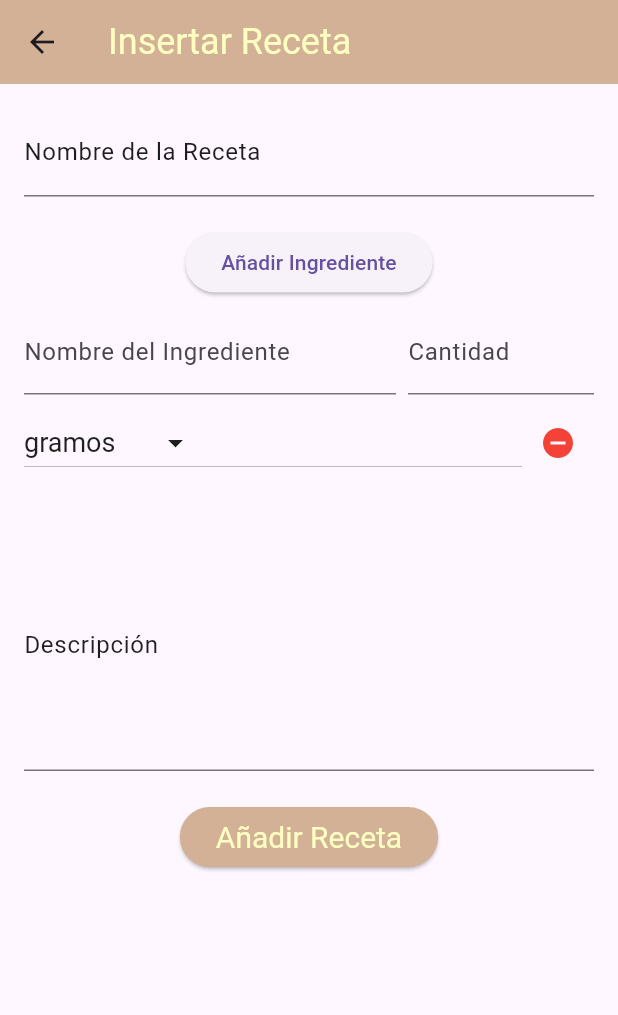
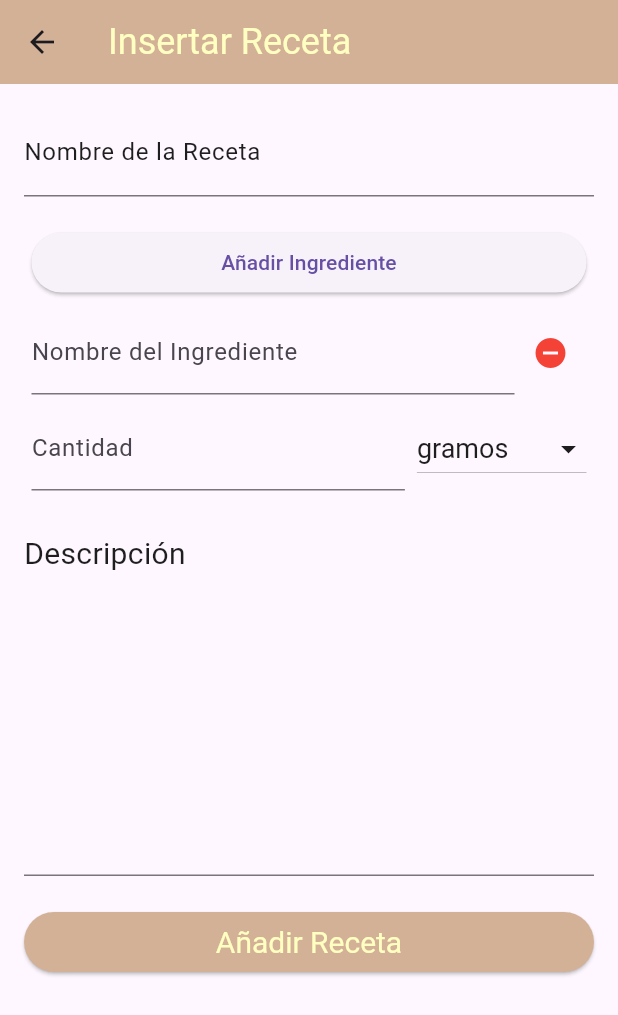
Before and after one commit to J-Manriquez/dulceprecision, a Flutter app: the InsertarRecetasScreen screen opened directly, after a tap on "Añadir Ingrediente", on a phone screen of 412 x 824 dp. Shown: the top 1015 px of the screen. Run offline on Flutter 3.47's test engine with Material 3 defaults, Android fonts, the phone set to English and light mode, and no system bars; our stand-ins replace logger, sqflite; accounts and stored records are empty.

Commit message:
quedo la caga

```diff
--- a/lib/screens/recetas/agregar_receta_sc.dart
+++ b/lib/screens/recetas/agregar_receta_sc.dart
@@ -1,3 +1,4 @@
+import 'package:DulcePrecision/database/metodos/productos_metodos.dart';
 import 'package:DulcePrecision/widgets/agregar_ingrediente_widget.dart';
 import 'package:flutter/material.dart';
 import 'package:DulcePrecision/database/metodos/recetas_metodos.dart'; // Importamos el repositorio
@@ -5,7 +6,7 @@ import 'package:DulcePrecision/models/db_model.dart'; // Importamos el modelo Re
 import 'package:DulcePrecision/models/theme_model.dart'; // Importamos el modelo de tema
 import 'package:DulcePrecision/models/font_size_model.dart'; // Importamos el modelo de tamaños de fuente
 import 'package:provider/provider.dart'; // Importa Provider
-// Importa el nuevo widget para agregar ingredientes
+import 'package:DulcePrecision/database/metodos/recetas_metodos.dart'; // Importamos el helper de la base de datos
 
 class InsertarRecetasScreen extends StatefulWidget {
   final Receta? receta; // Se agrega la receta como parámetro opcional
@@ -17,10 +18,14 @@ class InsertarRecetasScreen extends StatefulWidget {
 }
 
 class _InsertarRecetasScreenState extends State<InsertarRecetasScreen> {
+  ProductRepository productRepository = ProductRepository();
+  RecetaRepository recetaRepository = RecetaRepository();
+
   // Controladores para los campos del formulario
   final TextEditingController _nombreController = TextEditingController();
   final TextEditingController _descripcionController = TextEditingController();
-  final TextEditingController _precioController = TextEditingController(); // Este se mantiene por si se necesita en el futuro
+  final TextEditingController _precioController =
+      TextEditingController(); // Este se mantiene por si se necesita en el futuro
 
   @override
   void initState() {
@@ -35,11 +40,8 @@ class _InsertarRecetasScreenState extends State<InsertarRecetasScreen> {
 
   // Método para insertar o actualizar una receta en la base de datos
   Future<void> _guardarReceta() async {
-    final recetaRepo = RecetaRepository();
-
     // Validamos los campos antes de intentar guardar
-    if (_nombreController.text.isEmpty ||
-        _descripcionController.text.isEmpty) {
+    if (_nombreController.text.isEmpty || _descripcionController.text.isEmpty) {
       ScaffoldMessenger.of(context).showSnackBar(
         SnackBar(content: Text('Por favor, completa todos los campos.')),
       );
@@ -51,20 +53,24 @@ class _InsertarRecetasScreenState extends State<InsertarRecetasScreen> {
       idReceta: widget.receta?.idReceta, // Usar ID si se está editando
       nombreReceta: _nombreController.text,
       descripcionReceta: _descripcionController.text,
-      precioReceta: 0.0, // Asignamos un precio por defecto de 0.0
+      precioReceta: 0.0, // Inicializamos el precio en 0.0
     );
 
     try {
       if (widget.receta == null) {
         // Si no hay receta, la insertamos
-        int id = await recetaRepo.insertReceta(receta);
+        int id = await recetaRepository.insertReceta(receta);
+        // Calculamos el precio de la receta después de insertarla
+        await recetaRepository.calcularPrecioReceta(id);
         print("Receta insertada con ID: $id");
         ScaffoldMessenger.of(context).showSnackBar(
           SnackBar(content: Text('Receta insertada con éxito!')),
         );
       } else {
         // Si hay receta, la actualizamos
-        await recetaRepo.actualizarReceta(receta);
+        await recetaRepository.actualizarReceta(receta);
+        // Calculamos el precio de la receta después de actualizarla
+        await recetaRepository.calcularPrecioReceta(receta.idReceta!);
         print("Receta actualizada con ID: ${receta.idReceta}");
         ScaffoldMessenger.of(context).showSnackBar(
           SnackBar(content: Text('Receta actualizada con éxito!')),
@@ -100,9 +106,12 @@ class _InsertarRecetasScreenState extends State<InsertarRecetasScreen> {
         ),
         backgroundColor: themeModel.primaryButtonColor,
       ),
-      body: Padding(
+      body: SingleChildScrollView(
+        // Agregar scroll para permitir desplazamiento
+        child: Padding(
           padding: const EdgeInsets.all(16.0),
           child: Column(
+            crossAxisAlignment: CrossAxisAlignment.start, // Alineación a la izquierda
             children: [
               // Campo para el nombre de la receta
               TextField(
@@ -120,24 +129,38 @@ class _InsertarRecetasScreenState extends State<InsertarRecetasScreen> {
               ),
               SizedBox(height: 20), // Espacio entre el nombre y los ingredientes
 
-            // Widget para añadir ingredientes
-            AgregarIngredientesWidget(), // Aquí se añade el widget de ingredientes
+              // Widget para añadir ingredientes envuelto en un Container con padding lateral
+              Container(
+                padding: EdgeInsets.symmetric(horizontal: 5), // Padding lateral de 5
+                child: AgregarIngredientesWidget(), // Aquí se añade el widget de ingredientes
+              ),
 
               SizedBox(height: 20), // Espacio entre los ingredientes y la descripción
-
-            // Campo para la descripción
-            TextField(
+              Text(
+                'Descripción',
+                style: TextStyle(
+                  color: themeModel.secondaryTextColor,
+                  fontSize: fontSizeModel.subtitleSize,
+                ),
+              ),
+              // Campo para la descripción en un TextArea
+              Container(
+                width: double.infinity, // Ocupar todo el ancho de la pantalla
+                height: 200, // Altura de 200px
+                child: TextField(
                   controller: _descripcionController,
                   decoration: InputDecoration(
-                labelText: 'Descripción',
+                    labelText: '',
                     labelStyle: TextStyle(
                       color: themeModel.secondaryTextColor,
                     ),
                   ),
-              maxLines: 5, // Permite múltiples líneas
+                  maxLines: null, // Permitir múltiples líneas sin límite
+                  expands: true, // Permitir que el TextField expanda su tamaño
                   style: TextStyle(
                     fontSize: fontSizeModel.textSize,
                     color: themeModel.secondaryTextColor,
+                  ),
                 ),
               ),
               SizedBox(height: 20), // Espacio antes del botón
@@ -145,7 +168,9 @@ class _InsertarRecetasScreenState extends State<InsertarRecetasScreen> {
               // Botón para guardar la receta
               ElevatedButton(
                 onPressed: _guardarReceta,
-              child: Text(widget.receta == null ? 'Añadir Receta' : 'Actualizar Receta'), // Cambiar el texto del botón
+                child: Text(widget.receta == null
+                    ? 'Añadir Receta'
+                    : 'Actualizar Receta'), // Cambiar el texto del botón
                 style: ElevatedButton.styleFrom(
                   backgroundColor: themeModel.primaryButtonColor,
                   foregroundColor: themeModel.primaryTextColor,
@@ -153,11 +178,13 @@ class _InsertarRecetasScreenState extends State<InsertarRecetasScreen> {
                     fontSize: fontSizeModel.subtitleSize,
                     color: themeModel.primaryTextColor,
                   ),
+                  minimumSize: Size(double.infinity, 40), // Ocupa todo el ancho
                 ),
               ),
             ],
           ),
         ),
+      ),
     );
   }
 }
--- /dev/null
+++ b/lib/utils/ingrediente_agregar_provider.dart
@@ -0,0 +1,28 @@
+import 'package:flutter/material.dart';
+
+class AgregarIngredientesProvider with ChangeNotifier {
+  List<Map<String, dynamic>> _ingredientes;
+
+  AgregarIngredientesProvider(this._ingredientes);
+
+  List<Map<String, dynamic>> get getIngredientes => _ingredientes;
+
+  void agregarIngrediente() {
+    _ingredientes.add({
+      'nombre': '',
+      'cantidad': '',
+      'tipoUnidad': 'gramos',
+    });
+    notifyListeners();
+  }
+
+  void eliminarIngrediente(int index) {
+    _ingredientes.removeAt(index);
+    notifyListeners();
+  }
+
+  void actualizarIngrediente(int index, String key, String value) {
+    _ingredientes[index][key] = value;
+    notifyListeners();
+  }
+}
--- /dev/null
+++ b/lib/utils/normalizar_nombre_funcion.dart
@@ -0,0 +1,4 @@
+// Función para normalizar los nombres de ingredientes y productos
+String normalizarNombre(String nombre) {
+  return nombre.toLowerCase().replaceAll(' ', '');
+}
--- a/lib/widgets/agregar_ingrediente_widget.dart
+++ b/lib/widgets/agregar_ingrediente_widget.dart
@@ -1,48 +1,25 @@
+import 'package:DulcePrecision/utils/ingrediente_agregar_provider.dart';
 import 'package:flutter/material.dart';
+import 'package:provider/provider.dart';
 import 'tipo_unidad_dropdown.dart';
+import 'package:DulcePrecision/widgets/tipo_unidad_dropdown.dart';
 
-class AgregarIngredientesWidget extends StatefulWidget {
-  @override
-  _AgregarIngredientesWidgetState createState() => _AgregarIngredientesWidgetState();
-}
-
-class _AgregarIngredientesWidgetState extends State<AgregarIngredientesWidget> {
-  List<Map<String, dynamic>> _ingredientes = [];
-
-  void _agregarIngrediente() {
-    setState(() {
-      _ingredientes.add({
-        'nombre': '',
-        'cantidad': '',
-        'tipoUnidad': 'gramos',
-      });
-    });
-  }
-
-  void _eliminarIngrediente(int index) {
-    setState(() {
-      _ingredientes.removeAt(index);
-    });
-  }
-
-  void _actualizarIngrediente(int index, String key, String value) {
-    setState(() {
-      _ingredientes[index][key] = value;
-    });
-  }
-
+class AgregarIngredientesWidget extends StatelessWidget {
   @override
   Widget build(BuildContext context) {
+    final provider = Provider.of<AgregarIngredientesProvider>(context);
+
     return Column(
       children: [
         ElevatedButton(
-          onPressed: _agregarIngrediente,
+          onPressed: provider.agregarIngrediente,
           child: Text('Añadir Ingrediente'),
+          style: ElevatedButton.styleFrom(minimumSize: Size(double.infinity, 40)),
         ),
         ListView.builder(
           shrinkWrap: true,
           physics: NeverScrollableScrollPhysics(),
-          itemCount: _ingredientes.length,
+          itemCount: provider.getIngredientes.length,
           itemBuilder: (context, index) {
             return Padding(
               padding: const EdgeInsets.symmetric(vertical: 8.0),
@@ -54,22 +31,13 @@ class _AgregarIngredientesWidgetState extends State<AgregarIngredientesWidget> {
                       Expanded(
                         flex: 2,
                         child: TextField(
-                          decoration: InputDecoration(
-                            labelText: 'Nombre del Ingrediente',
-                          ),
-                          onChanged: (value) => _actualizarIngrediente(index, 'nombre', value),
+                          decoration: InputDecoration(labelText: 'Nombre del Ingrediente'),
+                          onChanged: (value) => provider.actualizarIngrediente(index, 'nombre', value),
                         ),
                       ),
-                      SizedBox(width: 8),
-                      Expanded(
-                        flex: 1,
-                        child: TextField(
-                          decoration: InputDecoration(
-                            labelText: 'Cantidad',
-                          ),
-                          keyboardType: TextInputType.number,
-                          onChanged: (value) => _actualizarIngrediente(index, 'cantidad', value),
-                        ),
+                      IconButton(
+                        icon: Icon(Icons.remove_circle, color: Colors.red),
+                        onPressed: () => provider.eliminarIngrediente(index),
                       ),
                     ],
                   ),
@@ -77,14 +45,17 @@ class _AgregarIngredientesWidgetState extends State<AgregarIngredientesWidget> {
                   Row(
                     children: [
                       Expanded(
-                        child: TipoUnidadDropdown(
-                          initialValue: _ingredientes[index]['tipoUnidad'],
-                          onChanged: (value) => _actualizarIngrediente(index, 'tipoUnidad', value),
+                        flex: 7,
+                        child: TextField(
+                          decoration: InputDecoration(labelText: 'Cantidad'),
+                          keyboardType: TextInputType.number,
+                          onChanged: (value) => provider.actualizarIngrediente(index, 'cantidad', value),
                         ),
                       ),
-                      IconButton(
-                        icon: Icon(Icons.remove_circle, color: Colors.red),
-                        onPressed: () => _eliminarIngrediente(index),
+                      SizedBox(width: 8),
+                      TipoUnidadDropdown(
+                        initialValue: provider.getIngredientes[index]['tipoUnidad'],
+                        onChanged: (value) => provider.actualizarIngrediente(index, 'tipoUnidad', value),
                       ),
                     ],
                   ),
```
Also changed, not shown: lib/database/metodos/recetas_metodos.dart (+162 -8 lines), lib/screens/recetas/recetas_screen.dart (+21 -2 lines), lib/utils/recetas_provider.dart (+25 -1 lines), lib/utils/trans_tipo_unidad_funcion.dart (added, +21 -0 lines). Lines whose indentation alone changed are shown as unchanged.
